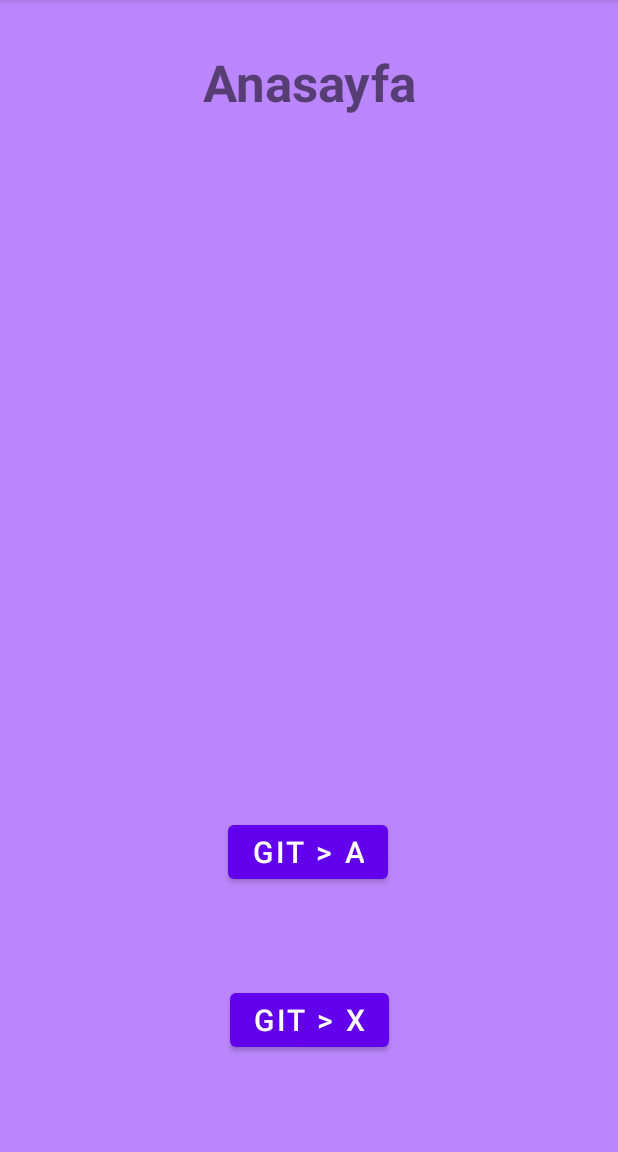
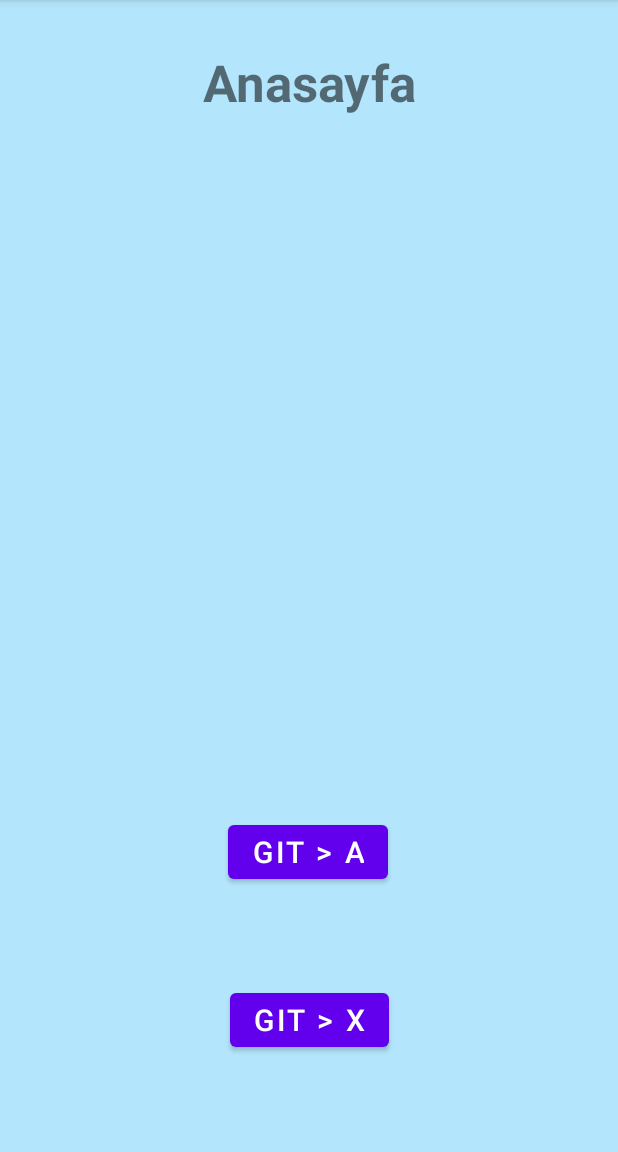
Before and after one commit to SerapErcel/KotlinNavigation, an Android app: the fragment AnasayfaFragment shown on its own in the app's theme, on a phone screen of 412 x 824 dp, the part 84-1236 px from its top. Run offline under Robolectric (Android 15) with nearby library versions, the phone set to English and light mode, and no system bars.

Commit message:
Add colors

```diff
--- a/app/src/main/res/layout/fragment_anasayfa.xml
+++ b/app/src/main/res/layout/fragment_anasayfa.xml
@@ -4,7 +4,7 @@
     xmlns:tools="http://schemas.android.com/tools"
     android:layout_width="match_parent"
     android:layout_height="match_parent"
-    android:background="@color/purple_200"
+    android:background="@color/renk1"
     tools:context=".AnasayfaFragment">
 
     <TextView
--- a/app/src/main/res/layout/fragment_sayfa_a.xml
+++ b/app/src/main/res/layout/fragment_sayfa_a.xml
@@ -4,6 +4,7 @@
     xmlns:tools="http://schemas.android.com/tools"
     android:layout_width="match_parent"
     android:layout_height="match_parent"
+    android:background="@color/renk2"
     tools:context=".SayfaAFragment" >
 
     <TextView
--- a/app/src/main/res/layout/fragment_sayfa_b.xml
+++ b/app/src/main/res/layout/fragment_sayfa_b.xml
@@ -4,6 +4,7 @@
     xmlns:tools="http://schemas.android.com/tools"
     android:layout_width="match_parent"
     android:layout_height="match_parent"
+    android:background="@color/renk3"
     tools:context=".SayfaBFragment" >
 
     <TextView
--- a/app/src/main/res/layout/fragment_sayfa_x.xml
+++ b/app/src/main/res/layout/fragment_sayfa_x.xml
@@ -4,6 +4,7 @@
     xmlns:tools="http://schemas.android.com/tools"
     android:layout_width="match_parent"
     android:layout_height="match_parent"
+    android:background="@color/renk4"
     tools:context=".SayfaXFragment" >
 
     <TextView
--- a/app/src/main/res/layout/fragment_sayfa_y.xml
+++ b/app/src/main/res/layout/fragment_sayfa_y.xml
@@ -4,6 +4,7 @@
     xmlns:tools="http://schemas.android.com/tools"
     android:layout_width="match_parent"
     android:layout_height="match_parent"
+    android:background="@color/renk5"
     tools:context=".SayfaYFragment" >
 
     <TextView
```
Also changed, not shown: app/src/main/res/values/colors.xml (+8 -0 lines).
